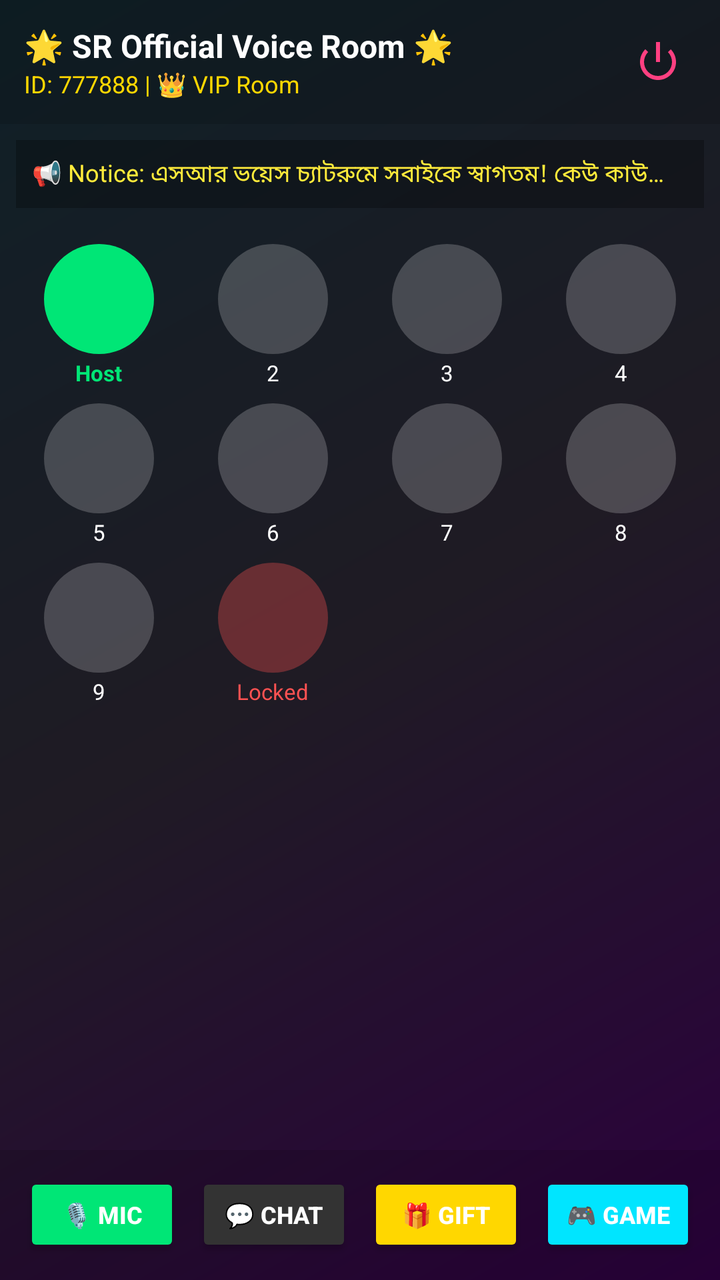
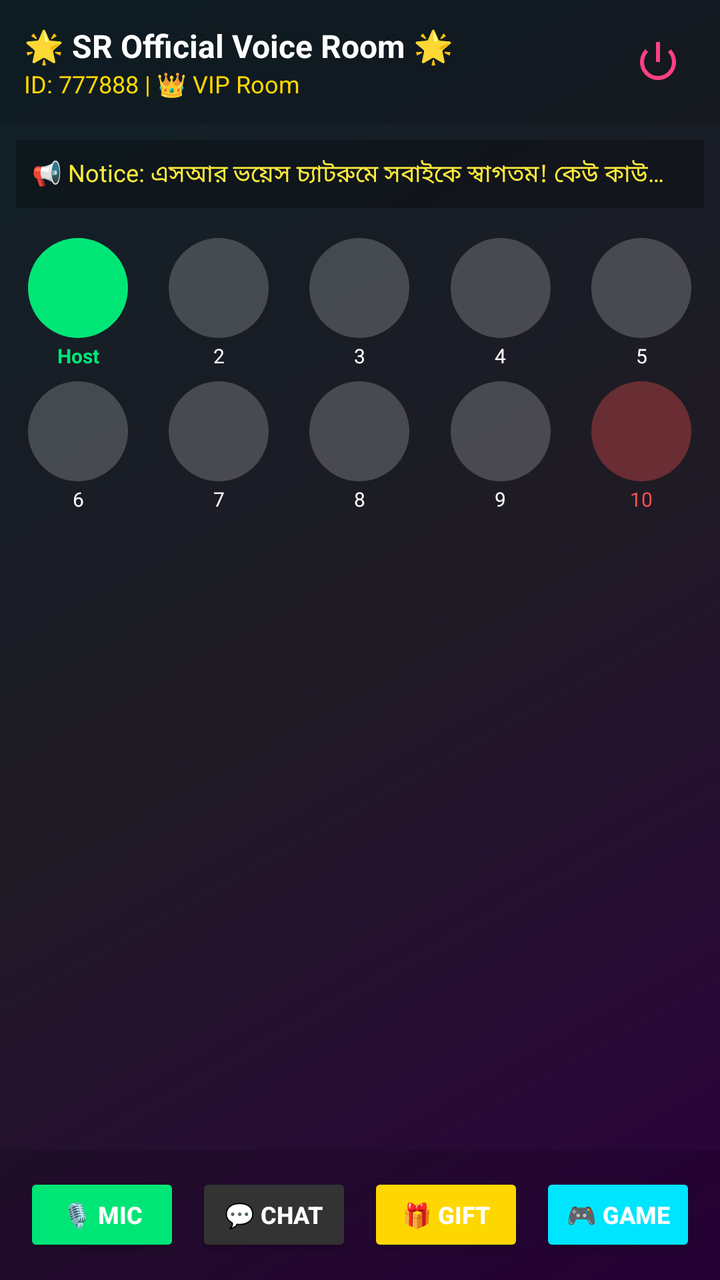

Two renders of the same Android screen: before a commit and after it. Below are the layout's source before the change and the commit's diff.
<!-- AndroidManifest.xml: application theme Theme.AppCompat.Light.DarkActionBar -->
<!-- res/layout/activity_voice_room.xml -->
<?xml version="1.0" encoding="utf-8"?>
<LinearLayout xmlns:android="http://schemas.android.com/apk/res/android"
    android:layout_width="match_parent"
    android:layout_height="match_parent"
    android:orientation="vertical"
    android:background="@drawable/voice_room_bg">

    
    <LinearLayout
        android:layout_width="match_parent"
        android:layout_height="wrap_content"
        android:orientation="horizontal"
        android:padding="12dp"
        android:gravity="center_vertical"
        android:background="#22000000">

        <LinearLayout
            android:layout_width="0dp"
            android:layout_height="wrap_content"
            android:layout_weight="1"
            android:orientation="vertical">

            <TextView
                android:layout_width="wrap_content"
                android:layout_height="wrap_content"
                android:text="🌟 SR Official Voice Room 🌟"
                android:textColor="#FFFFFF"
                android:textSize="16sp"
                android:textStyle="bold" />

            <TextView
                android:layout_width="wrap_content"
                android:layout_height="wrap_content"
                android:text="ID: 777888 | 👑 VIP Room"
                android:textColor="#FFD700"
                android:textSize="12sp" />
        </LinearLayout>

        
        <ImageButton
            android:id="@+id/btnPower"
            android:layout_width="38dp"
            android:layout_height="38dp"
            android:background="?attr/selectableItemBackgroundBorderless"
            android:src="@android:drawable/ic_lock_power_off"
            android:tint="#FF4081"
            android:contentDescription="Power Button" />
    </LinearLayout>

    
    <TextView
        android:layout_width="match_parent"
        android:layout_height="wrap_content"
        android:text="📢 Notice: এসআর ভয়েস চ্যাটরুমে সবাইকে স্বাগতম! কেউ কাউকে অশ্লীল গালিগালাজ করবেন না।"
        android:textColor="#FFEB3B"
        android:textSize="12sp"
        android:padding="8dp"
        android:background="#44000000"
        android:layout_margin="8dp"
        android:maxLines="1"
        android:ellipsize="end"/>

    
    <GridLayout
        android:layout_width="match_parent"
        android:layout_height="0dp"
        android:layout_weight="1"
        android:columnCount="4"
        android:padding="6dp"
        android:alignmentMode="alignMargins"
        android:columnOrderPreserved="false"
        android:gravity="center">

        
        <LinearLayout
            android:layout_width="0dp"
            android:layout_height="wrap_content"
            android:layout_columnWeight="1"
            android:orientation="vertical"
            android:gravity="center"
            android:layout_margin="4dp">
            <View android:id="@+id/seat1" android:layout_width="55dp" android:layout_height="55dp" android:background="@drawable/seat_circle_active"/>
            <TextView android:layout_width="wrap_content" android:layout_height="wrap_content" android:text="Host" android:textColor="#00E676" android:textSize="11sp" android:textStyle="bold" android:layout_marginTop="2dp"/>
        </LinearLayout>

        
        <LinearLayout
            android:layout_width="0dp"
            android:layout_height="wrap_content"
            android:layout_columnWeight="1"
            android:orientation="vertical"
            android:gravity="center"
            android:layout_margin="4dp">
            <View android:id="@+id/seat2" android:layout_width="55dp" android:layout_height="55dp" android:background="@drawable/seat_circle_normal"/>
            <TextView android:layout_width="wrap_content" android:layout_height="wrap_content" android:text="2" android:textColor="#FFFFFF" android:textSize="11sp" android:layout_marginTop="2dp"/>
        </LinearLayout>

        
        <LinearLayout
            android:layout_width="0dp"
            android:layout_height="wrap_content"
            android:layout_columnWeight="1"
            android:orientation="vertical"
            android:gravity="center"
            android:layout_margin="4dp">
            <View android:id="@+id/seat3" android:layout_width="55dp" android:layout_height="55dp" android:background="@drawable/seat_circle_normal"/>
            <TextView android:layout_width="wrap_content" android:layout_height="wrap_content" android:text="3" android:textColor="#FFFFFF" android:textSize="11sp" android:layout_marginTop="2dp"/>
        </LinearLayout>

        
        <LinearLayout
            android:layout_width="0dp"
            android:layout_height="wrap_content"
            android:layout_columnWeight="1"
            android:orientation="vertical"
            android:gravity="center"
            android:layout_margin="4dp">
            <View android:id="@+id/seat4" android:layout_width="55dp" android:layout_height="55dp" android:background="@drawable/seat_circle_normal"/>
            <TextView android:layout_width="wrap_content" android:layout_height="wrap_content" android:text="4" android:textColor="#FFFFFF" android:textSize="11sp" android:layout_marginTop="2dp"/>
        </LinearLayout>

        
        <LinearLayout
            android:layout_width="0dp"
            android:layout_height="wrap_content"
            android:layout_columnWeight="1"
            android:orientation="vertical"
            android:gravity="center"
            android:layout_margin="4dp">
            <View android:id="@+id/seat5" android:layout_width="55dp" android:layout_height="55dp" android:background="@drawable/seat_circle_normal"/>
            <TextView android:layout_width="wrap_content" android:layout_height="wrap_content" android:text="5" android:textColor="#FFFFFF" android:textSize="11sp" android:layout_marginTop="2dp"/>
        </LinearLayout>

        
        <LinearLayout
            android:layout_width="0dp"
            android:layout_height="wrap_content"
            android:layout_columnWeight="1"
            android:orientation="vertical"
            android:gravity="center"
            android:layout_margin="4dp">
            <View android:id="@+id/seat6" android:layout_width="55dp" android:layout_height="55dp" android:background="@drawable/seat_circle_normal"/>
            <TextView android:layout_width="wrap_content" android:layout_height="wrap_content" android:text="6" android:textColor="#FFFFFF" android:textSize="11sp" android:layout_marginTop="2dp"/>
        </LinearLayout>

        
        <LinearLayout
            android:layout_width="0dp"
            android:layout_height="wrap_content"
            android:layout_columnWeight="1"
            android:orientation="vertical"
            android:gravity="center"
            android:layout_margin="4dp">
            <View android:id="@+id/seat7" android:layout_width="55dp" android:layout_height="55dp" android:background="@drawable/seat_circle_normal"/>
            <TextView android:layout_width="wrap_content" android:layout_height="wrap_content" android:text="7" android:textColor="#FFFFFF" android:textSize="11sp" android:layout_marginTop="2dp"/>
        </LinearLayout>

        
        <LinearLayout
            android:layout_width="0dp"
            android:layout_height="wrap_content"
            android:layout_columnWeight="1"
            android:orientation="vertical"
            android:gravity="center"
            android:layout_margin="4dp">
            <View android:id="@+id/seat8" android:layout_width="55dp" android:layout_height="55dp" android:background="@drawable/seat_circle_normal"/>
            <TextView android:layout_width="wrap_content" android:layout_height="wrap_content" android:text="8" android:textColor="#FFFFFF" android:textSize="11sp" android:layout_marginTop="2dp"/>
        </LinearLayout>

        
        <LinearLayout
            android:layout_width="0dp"
            android:layout_height="wrap_content"
            android:layout_columnWeight="1"
            android:orientation="vertical"
            android:gravity="center"
            android:layout_margin="4dp">
            <View android:id="@+id/seat9" android:layout_width="55dp" android:layout_height="55dp" android:background="@drawable/seat_circle_normal"/>
            <TextView android:layout_width="wrap_content" android:layout_height="wrap_content" android:text="9" android:textColor="#FFFFFF" android:textSize="11sp" android:layout_marginTop="2dp"/>
        </LinearLayout>

        
        <LinearLayout
            android:layout_width="0dp"
            android:layout_height="wrap_content"
            android:layout_columnWeight="1"
            android:orientation="vertical"
            android:gravity="center"
            android:layout_margin="4dp">
            <View android:id="@+id/seat10" android:layout_width="55dp" android:layout_height="55dp" android:background="@drawable/seat_circle_locked"/>
            <TextView android:layout_width="wrap_content" android:layout_height="wrap_content" android:text="Locked" android:textColor="#FF5252" android:textSize="11sp" android:layout_marginTop="2dp"/>
        </LinearLayout>

    </GridLayout>

    
    <LinearLayout
        android:layout_width="match_parent"
        android:layout_height="65dp"
        android:orientation="horizontal"
        android:background="#22000000"
        android:gravity="center"
        android:paddingHorizontal="8dp">

        
        <Button
            android:id="@+id/btnMicToggle"
            android:layout_width="0dp"
            android:layout_height="42dp"
            android:layout_weight="1"
            android:text="🎙️ Mic"
            android:textColor="#FFFFFF"
            android:textSize="12sp"
            android:backgroundTint="#00E676"
            android:layout_marginHorizontal="4dp"
            android:textStyle="bold"/>

        
        <Button
            android:id="@+id/btnChatOption"
            android:layout_width="0dp"
            android:layout_height="42dp"
            android:layout_weight="1"
            android:text="💬 Chat"
            android:textColor="#FFFFFF"
            android:textSize="12sp"
            android:backgroundTint="#333333"
            android:layout_marginHorizontal="4dp"
            android:textStyle="bold"/>

        
        <Button
            android:id="@+id/btnGiftBox"
            android:layout_width="0dp"
            android:layout_height="42dp"
            android:layout_weight="1"
            android:text="🎁 Gift"
            android:textColor="#FFFFFF"
            android:textSize="12sp"
            android:backgroundTint="#FFD700"
            android:layout_marginHorizontal="4dp"
            android:textStyle="bold"/>

        
        <Button
            android:id="@+id/btnGameBox"
            android:layout_width="0dp"
            android:layout_height="42dp"
            android:layout_weight="1"
            android:text="🎮 Game"
            android:textColor="#FFFFFF"
            android:textSize="12sp"
            android:backgroundTint="#00E5FF"
            android:layout_marginHorizontal="4dp"
            android:textStyle="bold"/>

    </LinearLayout>

</LinearLayout>
<!-- resources referenced by this layout -->
<resources>
  <!-- drawable seat_circle_active (drawable) -->
  <?xml version="1.0" encoding="utf-8"?>
  <shape xmlns:android="http://schemas.android.com/apk/res/android"
      android:shape="oval">
      <solid android:color="#00E676" />
      <size android:width="65dp" android:height="65dp" />
  </shape>
  <!-- drawable seat_circle_locked (drawable) -->
  <?xml version="1.0" encoding="utf-8"?>
  <shape xmlns:android="http://schemas.android.com/apk/res/android"
      android:shape="oval">
      <solid android:color="#55FF5252" />
      <size android:width="65dp" android:height="65dp" />
  </shape>
  <!-- drawable seat_circle_normal (drawable) -->
  <?xml version="1.0" encoding="utf-8"?>
  <shape xmlns:android="http://schemas.android.com/apk/res/android"
      android:shape="oval">
      <solid android:color="#33FFFFFF" />
      <size android:width="65dp" android:height="65dp" />
  </shape>
  <!-- drawable voice_room_bg (drawable) -->
  <?xml version="1.0" encoding="utf-8"?>
  <shape xmlns:android="http://schemas.android.com/apk/res/android">
      <gradient
          android:angle="135"
          android:startColor="#2C003E"
          android:centerColor="#1F1B24"
          android:endColor="#0F2027"
          android:type="linear" />
  </shape>
</resources>

<!-- the commit's change to res/layout/activity_voice_room.xml (unified diff, before → after) -->
@@ -65,8 +65,8 @@
         android:layout_width="match_parent"
         android:layout_height="0dp"
         android:layout_weight="1"
-        android:columnCount="4"
-        android:padding="6dp"
+        android:columnCount="5"
+        android:padding="4dp"
         android:alignmentMode="alignMargins"
         android:columnOrderPreserved="false"
         android:gravity="center">
@@ -78,117 +78,117 @@
             android:layout_columnWeight="1"
             android:orientation="vertical"
             android:gravity="center"
-            android:layout_margin="4dp">
-            <View android:id="@+id/seat1" android:layout_width="55dp" android:layout_height="55dp" android:background="@drawable/seat_circle_active"/>
-            <TextView android:layout_width="wrap_content" android:layout_height="wrap_content" android:text="Host" android:textColor="#00E676" android:textSize="11sp" android:textStyle="bold" android:layout_marginTop="2dp"/>
-        </LinearLayout>
-
-        
-        <LinearLayout
-            android:layout_width="0dp"
-            android:layout_height="wrap_content"
-            android:layout_columnWeight="1"
-            android:orientation="vertical"
-            android:gravity="center"
-            android:layout_margin="4dp">
-            <View android:id="@+id/seat2" android:layout_width="55dp" android:layout_height="55dp" android:background="@drawable/seat_circle_normal"/>
-            <TextView android:layout_width="wrap_content" android:layout_height="wrap_content" android:text="2" android:textColor="#FFFFFF" android:textSize="11sp" android:layout_marginTop="2dp"/>
-        </LinearLayout>
-
-        
-        <LinearLayout
-            android:layout_width="0dp"
-            android:layout_height="wrap_content"
-            android:layout_columnWeight="1"
-            android:orientation="vertical"
-            android:gravity="center"
-            android:layout_margin="4dp">
-            <View android:id="@+id/seat3" android:layout_width="55dp" android:layout_height="55dp" android:background="@drawable/seat_circle_normal"/>
-            <TextView android:layout_width="wrap_content" android:layout_height="wrap_content" android:text="3" android:textColor="#FFFFFF" android:textSize="11sp" android:layout_marginTop="2dp"/>
-        </LinearLayout>
-
-        
-        <LinearLayout
-            android:layout_width="0dp"
-            android:layout_height="wrap_content"
-            android:layout_columnWeight="1"
-            android:orientation="vertical"
-            android:gravity="center"
-            android:layout_margin="4dp">
-            <View android:id="@+id/seat4" android:layout_width="55dp" android:layout_height="55dp" android:background="@drawable/seat_circle_normal"/>
-            <TextView android:layout_width="wrap_content" android:layout_height="wrap_content" android:text="4" android:textColor="#FFFFFF" android:textSize="11sp" android:layout_marginTop="2dp"/>
-        </LinearLayout>
-
-        
-        <LinearLayout
-            android:layout_width="0dp"
-            android:layout_height="wrap_content"
-            android:layout_columnWeight="1"
-            android:orientation="vertical"
-            android:gravity="center"
-            android:layout_margin="4dp">
-            <View android:id="@+id/seat5" android:layout_width="55dp" android:layout_height="55dp" android:background="@drawable/seat_circle_normal"/>
-            <TextView android:layout_width="wrap_content" android:layout_height="wrap_content" android:text="5" android:textColor="#FFFFFF" android:textSize="11sp" android:layout_marginTop="2dp"/>
-        </LinearLayout>
-
-        
-        <LinearLayout
-            android:layout_width="0dp"
-            android:layout_height="wrap_content"
-            android:layout_columnWeight="1"
-            android:orientation="vertical"
-            android:gravity="center"
-            android:layout_margin="4dp">
-            <View android:id="@+id/seat6" android:layout_width="55dp" android:layout_height="55dp" android:background="@drawable/seat_circle_normal"/>
-            <TextView android:layout_width="wrap_content" android:layout_height="wrap_content" android:text="6" android:textColor="#FFFFFF" android:textSize="11sp" android:layout_marginTop="2dp"/>
-        </LinearLayout>
-
-        
-        <LinearLayout
-            android:layout_width="0dp"
-            android:layout_height="wrap_content"
-            android:layout_columnWeight="1"
-            android:orientation="vertical"
-            android:gravity="center"
-            android:layout_margin="4dp">
-            <View android:id="@+id/seat7" android:layout_width="55dp" android:layout_height="55dp" android:background="@drawable/seat_circle_normal"/>
-            <TextView android:layout_width="wrap_content" android:layout_height="wrap_content" android:text="7" android:textColor="#FFFFFF" android:textSize="11sp" android:layout_marginTop="2dp"/>
-        </LinearLayout>
-
-        
-        <LinearLayout
-            android:layout_width="0dp"
-            android:layout_height="wrap_content"
-            android:layout_columnWeight="1"
-            android:orientation="vertical"
-            android:gravity="center"
-            android:layout_margin="4dp">
-            <View android:id="@+id/seat8" android:layout_width="55dp" android:layout_height="55dp" android:background="@drawable/seat_circle_normal"/>
-            <TextView android:layout_width="wrap_content" android:layout_height="wrap_content" android:text="8" android:textColor="#FFFFFF" android:textSize="11sp" android:layout_marginTop="2dp"/>
-        </LinearLayout>
-
-        
-        <LinearLayout
-            android:layout_width="0dp"
-            android:layout_height="wrap_content"
-            android:layout_columnWeight="1"
-            android:orientation="vertical"
-            android:gravity="center"
-            android:layout_margin="4dp">
-            <View android:id="@+id/seat9" android:layout_width="55dp" android:layout_height="55dp" android:background="@drawable/seat_circle_normal"/>
-            <TextView android:layout_width="wrap_content" android:layout_height="wrap_content" android:text="9" android:textColor="#FFFFFF" android:textSize="11sp" android:layout_marginTop="2dp"/>
-        </LinearLayout>
-
-        
-        <LinearLayout
-            android:layout_width="0dp"
-            android:layout_height="wrap_content"
-            android:layout_columnWeight="1"
-            android:orientation="vertical"
-            android:gravity="center"
-            android:layout_margin="4dp">
-            <View android:id="@+id/seat10" android:layout_width="55dp" android:layout_height="55dp" android:background="@drawable/seat_circle_locked"/>
-            <TextView android:layout_width="wrap_content" android:layout_height="wrap_content" android:text="Locked" android:textColor="#FF5252" android:textSize="11sp" android:layout_marginTop="2dp"/>
+            android:layout_margin="3dp">
+            <View android:id="@+id/seat1" android:layout_width="50dp" android:layout_height="50dp" android:background="@drawable/seat_circle_active"/>
+            <TextView android:layout_width="wrap_content" android:layout_height="wrap_content" android:text="Host" android:textColor="#00E676" android:textSize="10sp" android:textStyle="bold" android:layout_marginTop="2dp"/>
+        </LinearLayout>
+
+        
+        <LinearLayout
+            android:layout_width="0dp"
+            android:layout_height="wrap_content"
+            android:layout_columnWeight="1"
+            android:orientation="vertical"
+            android:gravity="center"
+            android:layout_margin="3dp">
+            <View android:id="@+id/seat2" android:layout_width="50dp" android:layout_height="50dp" android:background="@drawable/seat_circle_normal"/>
+            <TextView android:layout_width="wrap_content" android:layout_height="wrap_content" android:text="2" android:textColor="#FFFFFF" android:textSize="10sp" android:layout_marginTop="2dp"/>
+        </LinearLayout>
+
+        
+        <LinearLayout
+            android:layout_width="0dp"
+            android:layout_height="wrap_content"
+            android:layout_columnWeight="1"
+            android:orientation="vertical"
+            android:gravity="center"
+            android:layout_margin="3dp">
+            <View android:id="@+id/seat3" android:layout_width="50dp" android:layout_height="50dp" android:background="@drawable/seat_circle_normal"/>
+            <TextView android:layout_width="wrap_content" android:layout_height="wrap_content" android:text="3" android:textColor="#FFFFFF" android:textSize="10sp" android:layout_marginTop="2dp"/>
+        </LinearLayout>
+
+        
+        <LinearLayout
+            android:layout_width="0dp"
+            android:layout_height="wrap_content"
+            android:layout_columnWeight="1"
+            android:orientation="vertical"
+            android:gravity="center"
+            android:layout_margin="3dp">
+            <View android:id="@+id/seat4" android:layout_width="50dp" android:layout_height="50dp" android:background="@drawable/seat_circle_normal"/>
+            <TextView android:layout_width="wrap_content" android:layout_height="wrap_content" android:text="4" android:textColor="#FFFFFF" android:textSize="10sp" android:layout_marginTop="2dp"/>
+        </LinearLayout>
+
+        
+        <LinearLayout
+            android:layout_width="0dp"
+            android:layout_height="wrap_content"
+            android:layout_columnWeight="1"
+            android:orientation="vertical"
+            android:gravity="center"
+            android:layout_margin="3dp">
+            <View android:id="@+id/seat5" android:layout_width="50dp" android:layout_height="50dp" android:background="@drawable/seat_circle_normal"/>
+            <TextView android:layout_width="wrap_content" android:layout_height="wrap_content" android:text="5" android:textColor="#FFFFFF" android:textSize="10sp" android:layout_marginTop="2dp"/>
+        </LinearLayout>
+
+        
+        <LinearLayout
+            android:layout_width="0dp"
+            android:layout_height="wrap_content"
+            android:layout_columnWeight="1"
+            android:orientation="vertical"
+            android:gravity="center"
+            android:layout_margin="3dp">
+            <View android:id="@+id/seat6" android:layout_width="50dp" android:layout_height="50dp" android:background="@drawable/seat_circle_normal"/>
+            <TextView android:layout_width="wrap_content" android:layout_height="wrap_content" android:text="6" android:textColor="#FFFFFF" android:textSize="10sp" android:layout_marginTop="2dp"/>
+        </LinearLayout>
+
+        
+        <LinearLayout
+            android:layout_width="0dp"
+            android:layout_height="wrap_content"
+            android:layout_columnWeight="1"
+            android:orientation="vertical"
+            android:gravity="center"
+            android:layout_margin="3dp">
+            <View android:id="@+id/seat7" android:layout_width="50dp" android:layout_height="50dp" android:background="@drawable/seat_circle_normal"/>
+            <TextView android:layout_width="wrap_content" android:layout_height="wrap_content" android:text="7" android:textColor="#FFFFFF" android:textSize="10sp" android:layout_marginTop="2dp"/>
+        </LinearLayout>
+
+        
+        <LinearLayout
+            android:layout_width="0dp"
+            android:layout_height="wrap_content"
+            android:layout_columnWeight="1"
+            android:orientation="vertical"
+            android:gravity="center"
+            android:layout_margin="3dp">
+            <View android:id="@+id/seat8" android:layout_width="50dp" android:layout_height="50dp" android:background="@drawable/seat_circle_normal"/>
+            <TextView android:layout_width="wrap_content" android:layout_height="wrap_content" android:text="8" android:textColor="#FFFFFF" android:textSize="10sp" android:layout_marginTop="2dp"/>
+        </LinearLayout>
+
+        
+        <LinearLayout
+            android:layout_width="0dp"
+            android:layout_height="wrap_content"
+            android:layout_columnWeight="1"
+            android:orientation="vertical"
+            android:gravity="center"
+            android:layout_margin="3dp">
+            <View android:id="@+id/seat9" android:layout_width="50dp" android:layout_height="50dp" android:background="@drawable/seat_circle_normal"/>
+            <TextView android:layout_width="wrap_content" android:layout_height="wrap_content" android:text="9" android:textColor="#FFFFFF" android:textSize="10sp" android:layout_marginTop="2dp"/>
+        </LinearLayout>
+
+        
+        <LinearLayout
+            android:layout_width="0dp"
+            android:layout_height="wrap_content"
+            android:layout_columnWeight="1"
+            android:orientation="vertical"
+            android:gravity="center"
+            android:layout_margin="3dp">
+            <View android:id="@+id/seat10" android:layout_width="50dp" android:layout_height="50dp" android:background="@drawable/seat_circle_locked"/>
+            <TextView android:layout_width="wrap_content" android:layout_height="wrap_content" android:text="10" android:textColor="#FF5252" android:textSize="10sp" android:layout_marginTop="2dp"/>
         </LinearLayout>
 
     </GridLayout>
